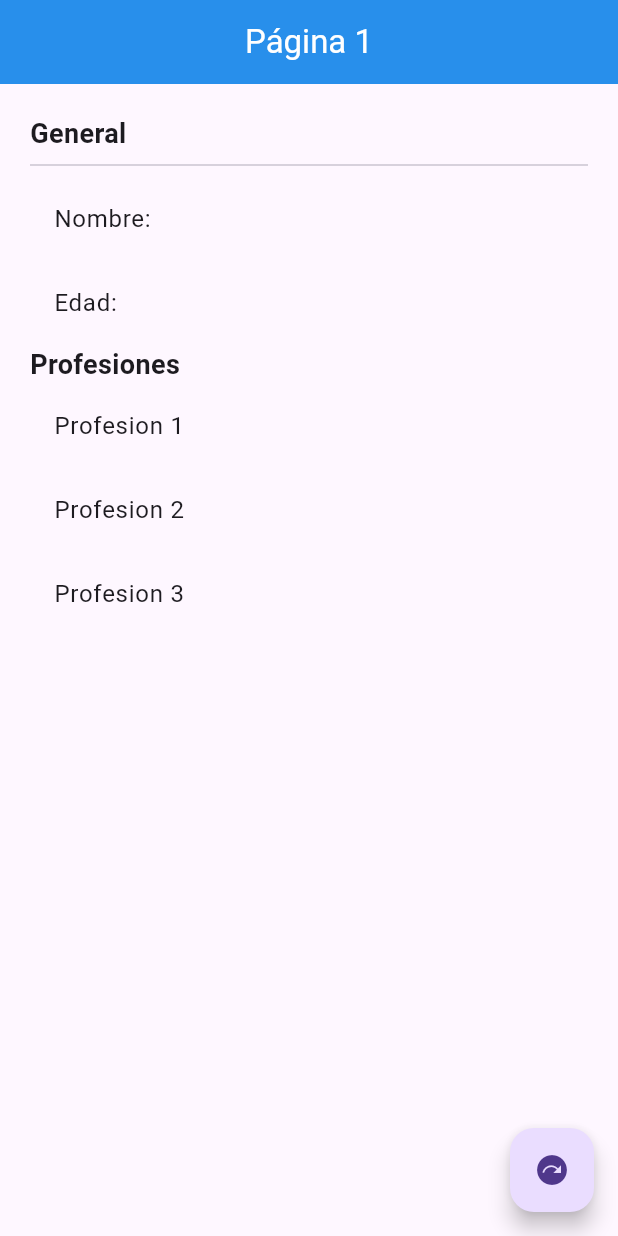
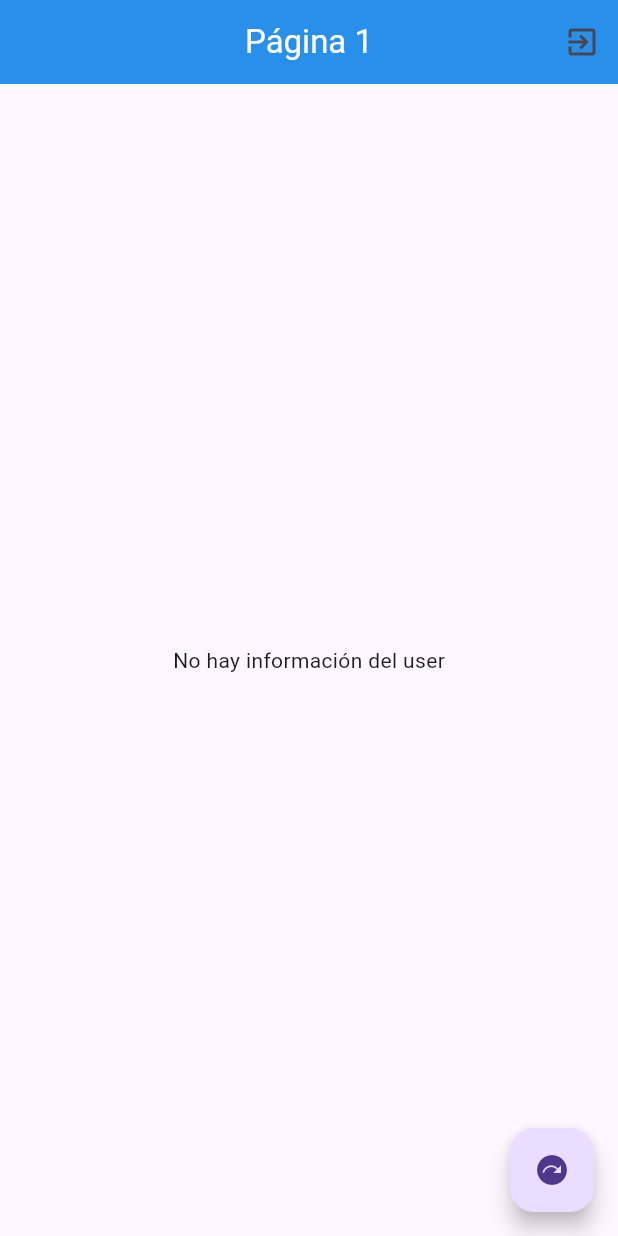
Before and after one commit to adlopezruiz/flutter_states, a Flutter app: the screen it shows after launch, on a phone screen of 412 x 824 dp. Run offline on Flutter 3.47's test engine with Material 3 defaults, Android fonts, the phone set to English and light mode, and no system bars; our stand-ins replace flutter_bloc.

Commit message:
Rama Cubit end

```diff
--- /dev/null
+++ b/devtools_options.yaml
@@ -0,0 +1 @@
+extensions:
--- /dev/null
+++ b/lib/bloc/cubit/user_cubit.dart
@@ -0,0 +1,38 @@
+import 'package:flutter_bloc/flutter_bloc.dart';
+import 'package:meta/meta.dart';
+import 'package:states_app/models/user.dart';
+
+part 'user_state.dart';
+
+class UserCubit extends Cubit<UserState> {
+  UserCubit() : super(UserInitial());
+
+  void selectUser(User user) {
+    emit(UserActive(user: user));
+  }
+
+  void changeAge(int newAge) {
+    final currentState = state;
+
+    if (currentState is UserActive) {
+      emit(UserActive(user: currentState.user.copyWith(edad: newAge)));
+    }
+  }
+
+  void addProfession() {
+    final currentState = state;
+
+    if (currentState is UserActive) {
+      final profList = [
+        ...currentState.user.profesions,
+        'Profesión ${currentState.user.profesions.length + 1}'
+      ]; //Spread operator "spreads" one array into another
+
+      emit(UserActive(user: currentState.user.copyWith(profesions: profList)));
+    }
+  }
+
+  void deleteUser() {
+    emit(UserInitial());
+  }
+}
--- /dev/null
+++ b/lib/bloc/cubit/user_state.dart
@@ -0,0 +1,17 @@
+part of 'user_cubit.dart';
+
+@immutable
+abstract class UserState {}
+
+class UserInitial extends UserState {
+  final userExists = false;
+}
+
+class UserActive extends UserState {
+  final userExists = true;
+  final User user;
+
+  UserActive({
+    required this.user,
+  });
+}
--- a/lib/main.dart
+++ b/lib/main.dart
@@ -1,4 +1,6 @@
 import 'package:flutter/material.dart';
+import 'package:flutter_bloc/flutter_bloc.dart';
+import 'package:states_app/bloc/cubit/user_cubit.dart';
 import 'package:states_app/pages/page1_page.dart';
 import 'package:states_app/pages/page2_page.dart';
 
@@ -9,7 +11,11 @@ class MyApp extends StatelessWidget {
 
   @override
   Widget build(BuildContext context) {
-    return MaterialApp(
+    return MultiBlocProvider(
+      providers: [
+        BlocProvider(create: (_) => UserCubit()),
+      ],
+      child: MaterialApp(
         debugShowCheckedModeBanner: false,
         title: 'Material App',
         initialRoute: 'page1',
@@ -17,6 +23,7 @@ class MyApp extends StatelessWidget {
           'page1': (_) => Pag1Page(),
           'page2': (_) => Page2Page(),
         },
+      ),
     );
   }
 }
--- a/lib/models/user.dart
+++ b/lib/models/user.dart
@@ -1,11 +1,23 @@
 class User {
-  String nombre;
-  int edad;
-  List<String> profesions;
+  final String nombre;
+  final int edad;
+  final List<String> profesions;
 
   User({
     required this.nombre,
     required this.edad,
     required this.profesions,
   });
+
+  User copyWith({
+    String? nombre,
+    int? edad,
+    List<String>? profesions,
+  }) {
+    return User(
+      nombre: nombre ?? this.nombre,
+      edad: edad ?? this.edad,
+      profesions: profesions ?? this.profesions,
+    );
+  }
 }
--- a/lib/pages/page1_page.dart
+++ b/lib/pages/page1_page.dart
@@ -1,4 +1,7 @@
 import 'package:flutter/material.dart';
+import 'package:flutter_bloc/flutter_bloc.dart';
+import 'package:states_app/bloc/cubit/user_cubit.dart';
+import 'package:states_app/models/user.dart';
 
 class Pag1Page extends StatelessWidget {
   const Pag1Page({super.key});
@@ -14,8 +17,13 @@ class Pag1Page extends StatelessWidget {
         backgroundColor: Colors.blue,
         elevation: 5,
         centerTitle: true,
+        actions: [
+          IconButton(
+              onPressed: () => context.read<UserCubit>().deleteUser(),
+              icon: const Icon(Icons.exit_to_app))
+        ],
       ),
-      body: const UserInfo(),
+      body: const BodyScaffold(),
       floatingActionButton: FloatingActionButton(
         child: const Icon(Icons.next_plan),
         onPressed: () => Navigator.pushNamed(context, 'page2'),
@@ -24,9 +32,42 @@ class Pag1Page extends StatelessWidget {
   }
 }
 
+class BodyScaffold extends StatelessWidget {
+  const BodyScaffold({
+    super.key,
+  });
+
+  @override
+  Widget build(BuildContext context) {
+    return BlocBuilder<UserCubit, UserState>(
+      builder: (_, state) {
+        print(state);
+
+        switch (state.runtimeType) {
+          case UserInitial:
+            return const Center(
+              child: Text('No hay información del user'),
+            );
+
+          case UserActive:
+            return UserInfo(user: (state as UserActive).user);
+
+          default:
+            return const Center(
+              child: Text('Estado incorrecto'),
+            );
+        }
+      },
+    );
+  }
+}
+
 class UserInfo extends StatelessWidget {
+  final User user;
+
   const UserInfo({
     super.key,
+    required this.user,
   });
 
   @override
@@ -35,29 +76,31 @@ class UserInfo extends StatelessWidget {
         height: double.infinity,
         width: double.infinity,
         padding: const EdgeInsets.all(20.0),
-        child: const Column(
+        child: Column(
           crossAxisAlignment: CrossAxisAlignment.start,
           children: [
-            Text(
+            const Text(
               'General',
               style: TextStyle(
                 fontSize: 18,
                 fontWeight: FontWeight.bold,
               ),
             ),
-            Divider(),
-            ListTile(title: Text('Nombre: ')),
-            ListTile(title: Text('Edad: ')),
-            Text(
+            const Divider(),
+            ListTile(title: Text('Nombre: ${user.nombre}')),
+            ListTile(title: Text('Edad: ${user.edad}')),
+            const Text(
               'Profesiones',
               style: TextStyle(
                 fontSize: 18,
                 fontWeight: FontWeight.bold,
               ),
             ),
-            ListTile(title: Text('Profesion 1')),
-            ListTile(title: Text('Profesion 2')),
-            ListTile(title: Text('Profesion 3')),
+            ...user.profesions
+                .map((e) => ListTile(
+                      title: Text(e),
+                    ))
+                .toList(),
           ],
         ));
   }
--- a/pubspec.yaml
+++ b/pubspec.yaml
@@ -35,6 +35,8 @@ dependencies:
   # The following adds the Cupertino Icons font to your application.
   # Use with the CupertinoIcons class for iOS style icons.
   cupertino_icons: ^1.0.2
+  flutter_bloc: ^8.1.3
+  meta: ^1.10.0
 
 dev_dependencies:
   flutter_test:
```
Also changed, not shown: lib/pages/page2_page.dart (+15 -3 lines), pubspec.lock. Lines whose indentation alone changed are shown as unchanged.
